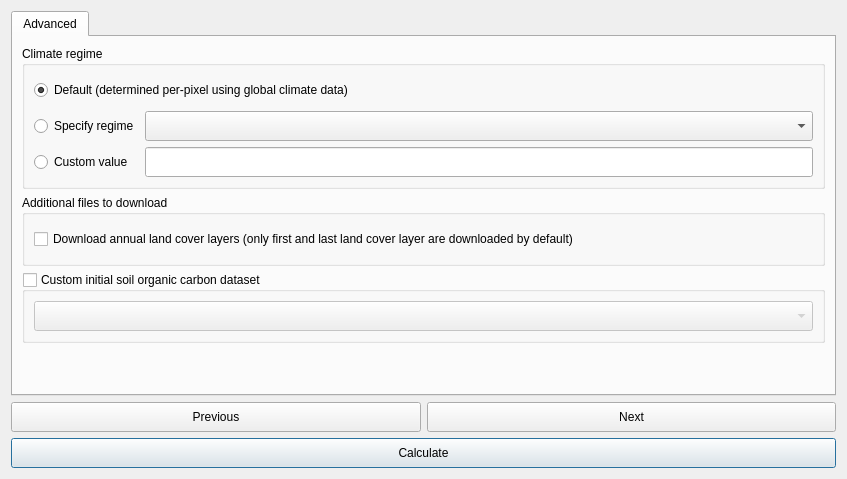
ConservationInternational/trends.earth, file LDMP/gui/DlgCalculateSOC.ui: the form before one commit.
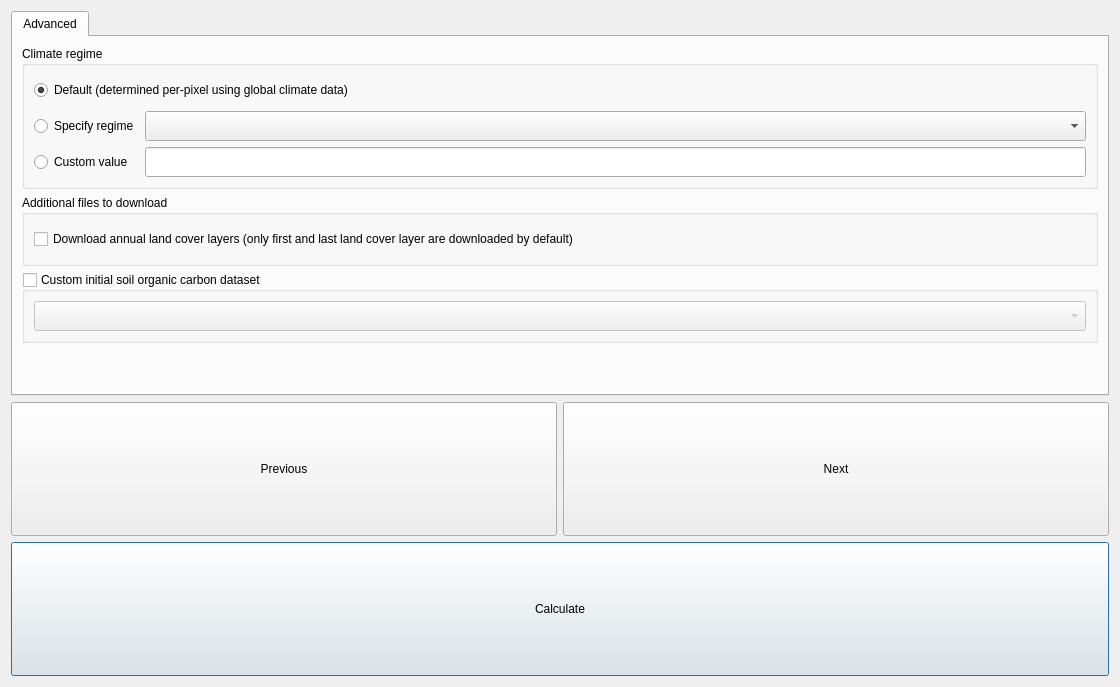
The form after the commit. Custom widgets are drawn as their Qt base class.

```diff
--- a/LDMP/gui/DlgCalculateSOC.ui
+++ b/LDMP/gui/DlgCalculateSOC.ui
@@ -6,8 +6,8 @@
    <rect>
     <x>0</x>
     <y>0</y>
-    <width>847</width>
-    <height>456</height>
+    <width>1120</width>
+    <height>687</height>
    </rect>
   </property>
   <property name="sizePolicy">
@@ -80,7 +80,7 @@
           <item row="1" column="1">
            <widget class="QComboBox" name="fl_chooseRegime_comboBox">
             <property name="sizePolicy">
-             <sizepolicy hsizetype="Expanding" vsizetype="Fixed">
+             <sizepolicy hsizetype="Expanding" vsizetype="Minimum">
               <horstretch>0</horstretch>
               <verstretch>0</verstretch>
              </sizepolicy>
@@ -95,6 +95,12 @@
           </item>
           <item row="2" column="1">
            <widget class="QLineEdit" name="fl_custom_lineEdit">
+            <property name="sizePolicy">
+             <sizepolicy hsizetype="Expanding" vsizetype="Minimum">
+              <horstretch>0</horstretch>
+              <verstretch>0</verstretch>
+             </sizepolicy>
+            </property>
             <property name="minimumSize">
              <size>
               <width>0</width>
@@ -179,6 +185,12 @@
          <layout class="QVBoxLayout" name="verticalLayout_2">
           <item>
            <widget class="WidgetDataIOSelectTELayerImport" name="comboBox_custom_soc">
+            <property name="sizePolicy">
+             <sizepolicy hsizetype="Preferred" vsizetype="Minimum">
+              <horstretch>0</horstretch>
+              <verstretch>0</verstretch>
+             </sizepolicy>
+            </property>
             <property name="minimumSize">
              <size>
               <width>0</width>
@@ -217,6 +229,12 @@
     <layout class="QGridLayout" name="gridLayout_3">
      <item row="1" column="0" colspan="2">
       <widget class="QPushButton" name="button_calculate">
+       <property name="sizePolicy">
+        <sizepolicy hsizetype="Minimum" vsizetype="Minimum">
+         <horstretch>0</horstretch>
+         <verstretch>0</verstretch>
+        </sizepolicy>
+       </property>
        <property name="minimumSize">
         <size>
          <width>0</width>
@@ -230,6 +248,12 @@
      </item>
      <item row="0" column="0">
       <widget class="QPushButton" name="button_prev">
+       <property name="sizePolicy">
+        <sizepolicy hsizetype="Minimum" vsizetype="Minimum">
+         <horstretch>0</horstretch>
+         <verstretch>0</verstretch>
+        </sizepolicy>
+       </property>
        <property name="minimumSize">
         <size>
          <width>0</width>
@@ -243,6 +267,12 @@
      </item>
      <item row="0" column="1">
       <widget class="QPushButton" name="button_next">
+       <property name="sizePolicy">
+        <sizepolicy hsizetype="Minimum" vsizetype="Minimum">
+         <horstretch>0</horstretch>
+         <verstretch>0</verstretch>
+        </sizepolicy>
+       </property>
        <property name="minimumSize">
         <size>
          <width>0</width>
```
